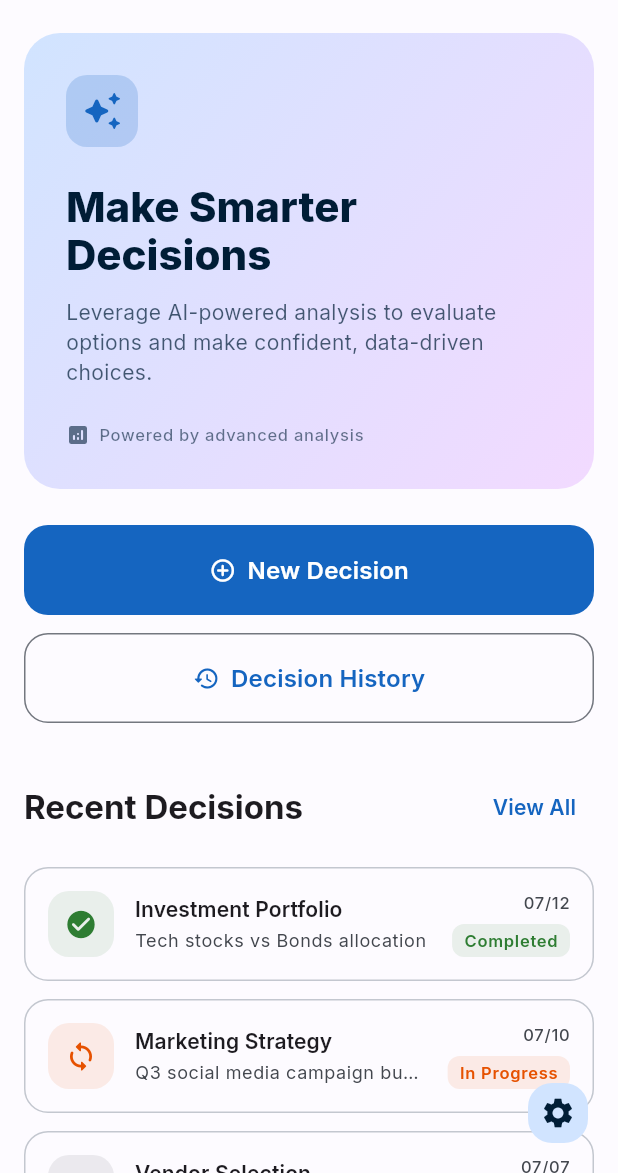
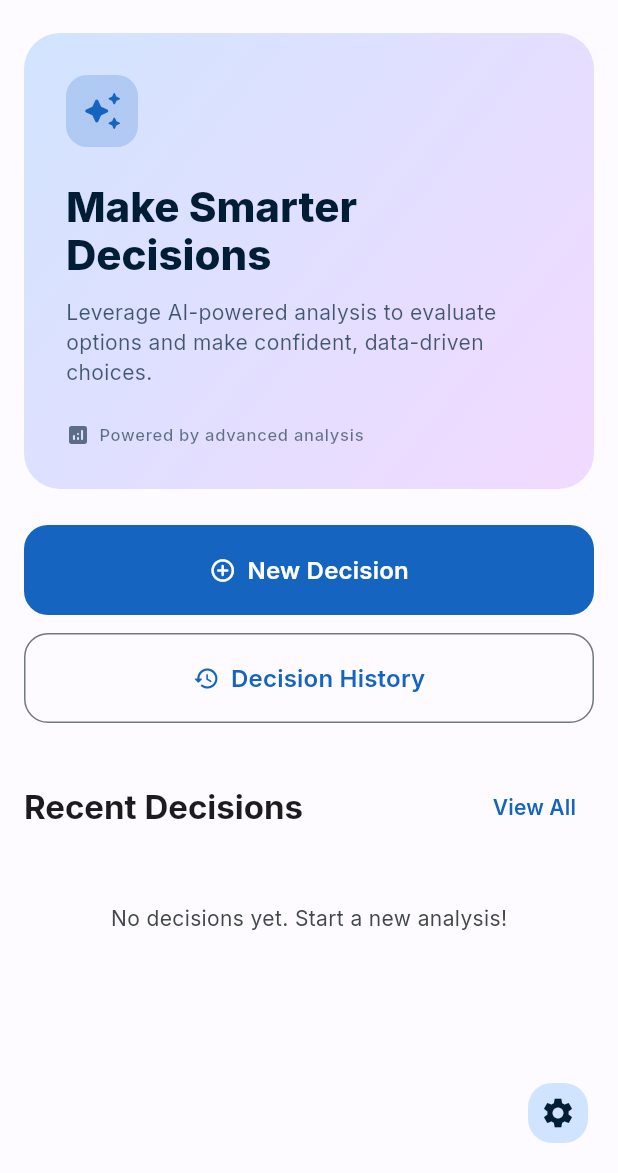
Before and after one commit to ceengiz3/DecisionAI, a Flutter app: the screen it shows after launch, on a phone screen of 412 x 824 dp, the part 63-1236 px from its top. Run offline on Flutter 3.47's test engine with Material 3 defaults, Android fonts, the phone set to English and light mode, and no system bars; our stand-ins replace dio, flutter_riverpod, flutter_secure_storage, freezed_annotation, go_router, google_fonts and 1 more; accounts and stored records are empty; generated files the repository leaves out were written again; project files that could hold a hidden picture were left out.

Commit message:
feat: remove mock analysis, wire home screen to real Isar data

```diff
--- a/lib/features/home/presentation/mock_data.dart
+++ /dev/null
@@ -1,36 +0,0 @@
-enum DecisionStatus { completed, inProgress, pending }
-
-class Decision {
-  final String title;
-  final String description;
-  final DateTime date;
-  final DecisionStatus status;
-
-  const Decision({
-    required this.title,
-    required this.description,
-    required this.date,
-    required this.status,
-  });
-}
-
-final List<Decision> mockDecisions = [
-  Decision(
-    title: 'Investment Portfolio',
-    description: 'Tech stocks vs Bonds allocation',
-    date: DateTime(2026, 7, 12),
-    status: DecisionStatus.completed,
-  ),
-  Decision(
-    title: 'Marketing Strategy',
-    description: 'Q3 social media campaign budget',
-    date: DateTime(2026, 7, 10),
-    status: DecisionStatus.inProgress,
-  ),
-  Decision(
-    title: 'Vendor Selection',
-    description: 'Cloud service provider evaluation',
-    date: DateTime(2026, 7, 7),
-    status: DecisionStatus.pending,
-  ),
-];
--- /dev/null
+++ b/lib/features/home/presentation/providers/home_provider.dart
@@ -0,0 +1,13 @@
+import 'package:flutter_riverpod/flutter_riverpod.dart';
+import 'package:isar/isar.dart';
+
+import '../../../../core/database/isar_provider.dart';
+import '../../../../core/database/models/decision_record.dart';
+
+final recentDecisionsProvider = FutureProvider<List<DecisionRecord>>((ref) async {
+  final isar = await ref.watch(isarProvider.future);
+  return isar.decisionRecords.where()
+    .sortByCreatedAtDesc()
+    .limit(5)
+    .findAll();
+});
--- a/lib/features/home/presentation/widgets/decision_card.dart
+++ b/lib/features/home/presentation/widgets/decision_card.dart
@@ -1,14 +1,16 @@
 import 'package:flutter/material.dart';
+import 'package:go_router/go_router.dart';
 
-import '../mock_data.dart';
+import '../../../../core/database/models/decision_record.dart';
+import '../../../../core/router/routes.dart';
 
 class DecisionCard extends StatelessWidget {
-  final Decision decision;
+  final DecisionRecord record;
   final int index;
 
   const DecisionCard({
     super.key,
-    required this.decision,
+    required this.record,
     required this.index,
   });
 
@@ -17,26 +19,15 @@ class DecisionCard extends StatelessWidget {
     final theme = Theme.of(context);
     final colorScheme = theme.colorScheme;
 
-    final statusColor = switch (decision.status) {
-      DecisionStatus.completed => const Color(0xFF2E7D32),
-      DecisionStatus.inProgress => const Color(0xFFE65100),
-      DecisionStatus.pending => colorScheme.onSurfaceVariant,
+    final confidencePercent = (record.confidenceScore * 100).round();
+    final confidenceColor = switch (confidencePercent) {
+      >= 80 => const Color(0xFF2E7D32),
+      >= 60 => const Color(0xFFE65100),
+      _ => colorScheme.onSurfaceVariant,
     };
 
-    final statusIcon = switch (decision.status) {
-      DecisionStatus.completed => Icons.check_circle_rounded,
-      DecisionStatus.inProgress => Icons.sync_rounded,
-      DecisionStatus.pending => Icons.schedule_rounded,
-    };
-
-    final statusLabel = switch (decision.status) {
-      DecisionStatus.completed => 'Completed',
-      DecisionStatus.inProgress => 'In Progress',
-      DecisionStatus.pending => 'Pending',
-    };
-
-    final month = decision.date.month.toString().padLeft(2, '0');
-    final day = decision.date.day.toString().padLeft(2, '0');
+    final month = record.createdAt.month.toString().padLeft(2, '0');
+    final day = record.createdAt.day.toString().padLeft(2, '0');
 
     return Card(
       elevation: 0,
@@ -47,7 +38,10 @@ class DecisionCard extends StatelessWidget {
       ),
       child: InkWell(
         borderRadius: BorderRadius.circular(16),
-        onTap: () {},
+        onTap: () => context.go(
+          AppRoutes.analysisResult,
+          extra: {'record': record},
+        ),
         child: Padding(
           padding: const EdgeInsets.all(16),
           child: Row(
@@ -56,10 +50,14 @@ class DecisionCard extends StatelessWidget {
                 width: 44,
                 height: 44,
                 decoration: BoxDecoration(
-                  color: statusColor.withAlpha(25),
+                  color: colorScheme.primaryContainer.withAlpha(100),
                   borderRadius: BorderRadius.circular(14),
                 ),
-                child: Icon(statusIcon, color: statusColor, size: 22),
+                child: Icon(
+                  Icons.auto_awesome_rounded,
+                  color: colorScheme.primary,
+                  size: 22,
+                ),
               ),
               const SizedBox(width: 14),
               Expanded(
@@ -67,14 +65,14 @@ class DecisionCard extends StatelessWidget {
                   crossAxisAlignment: CrossAxisAlignment.start,
                   children: [
                     Text(
-                      decision.title,
+                      record.title ?? 'Untitled Decision',
                       style: theme.textTheme.titleSmall?.copyWith(
                         fontWeight: FontWeight.w600,
                       ),
                     ),
                     const SizedBox(height: 3),
                     Text(
-                      decision.description,
+                      record.description,
                       style: theme.textTheme.bodySmall?.copyWith(
                         color: colorScheme.onSurfaceVariant,
                       ),
@@ -101,13 +99,13 @@ class DecisionCard extends StatelessWidget {
                       vertical: 3,
                     ),
                     decoration: BoxDecoration(
-                      color: statusColor.withAlpha(25),
+                      color: confidenceColor.withAlpha(25),
                       borderRadius: BorderRadius.circular(8),
                     ),
                     child: Text(
-                      statusLabel,
+                      '$confidencePercent%',
                       style: theme.textTheme.labelSmall?.copyWith(
-                        color: statusColor,
+                        color: confidenceColor,
                         fontWeight: FontWeight.w600,
                       ),
                     ),
--- a/lib/features/home/presentation/widgets/recent_decisions_section.dart
+++ b/lib/features/home/presentation/widgets/recent_decisions_section.dart
@@ -1,9 +1,13 @@
 import 'package:flutter/material.dart';
+import 'package:flutter_riverpod/flutter_riverpod.dart';
+import 'package:go_router/go_router.dart';
 
-import '../mock_data.dart';
+import '../../../../core/database/models/decision_record.dart';
+import '../../../../core/router/routes.dart';
+import '../providers/home_provider.dart';
 import 'decision_card.dart';
 
-class RecentDecisionsSection extends StatelessWidget {
+class RecentDecisionsSection extends ConsumerWidget {
   final Animation<double> parentAnimation;
 
   const RecentDecisionsSection({
@@ -12,10 +16,24 @@ class RecentDecisionsSection extends StatelessWidget {
   });
 
   @override
-  Widget build(BuildContext context) {
+  Widget build(BuildContext context, WidgetRef ref) {
     final theme = Theme.of(context);
     final colorScheme = theme.colorScheme;
+    final recordsAsync = ref.watch(recentDecisionsProvider);
 
+    return recordsAsync.when(
+      data: (records) => _buildContent(context, theme, colorScheme, records),
+      loading: () => const SizedBox.shrink(),
+      error: (_, _) => const SizedBox.shrink(),
+    );
+  }
+
+  Widget _buildContent(
+    BuildContext context,
+    ThemeData theme,
+    ColorScheme colorScheme,
+    List<DecisionRecord> records,
+  ) {
     return Column(
       crossAxisAlignment: CrossAxisAlignment.start,
       children: [
@@ -29,7 +47,7 @@ class RecentDecisionsSection extends StatelessWidget {
               ),
             ),
             TextButton(
-              onPressed: () {},
+              onPressed: () => context.go(AppRoutes.history),
               child: Text(
                 'View All',
                 style: TextStyle(
@@ -41,7 +59,20 @@ class RecentDecisionsSection extends StatelessWidget {
           ],
         ),
         const SizedBox(height: 16),
-        ...List.generate(mockDecisions.length, (index) {
+        if (records.isEmpty)
+          Padding(
+            padding: const EdgeInsets.symmetric(vertical: 24),
+            child: Center(
+              child: Text(
+                'No decisions yet. Start a new analysis!',
+                style: theme.textTheme.bodyMedium?.copyWith(
+                  color: colorScheme.onSurfaceVariant,
+                ),
+              ),
+            ),
+          )
+        else
+          ...List.generate(records.length, (index) {
             final cardIntervalStart = 0.3 + (index * 0.1);
             final cardIntervalEnd = cardIntervalStart + 0.2;
             final cardAnimation = Tween<double>(
@@ -69,7 +100,7 @@ class RecentDecisionsSection extends StatelessWidget {
                 );
               },
               child: DecisionCard(
-              decision: mockDecisions[index],
+                record: records[index],
                 index: index,
               ),
             );
```
Also changed, not shown: 1 other file. Lines whose indentation alone changed are shown as unchanged.
